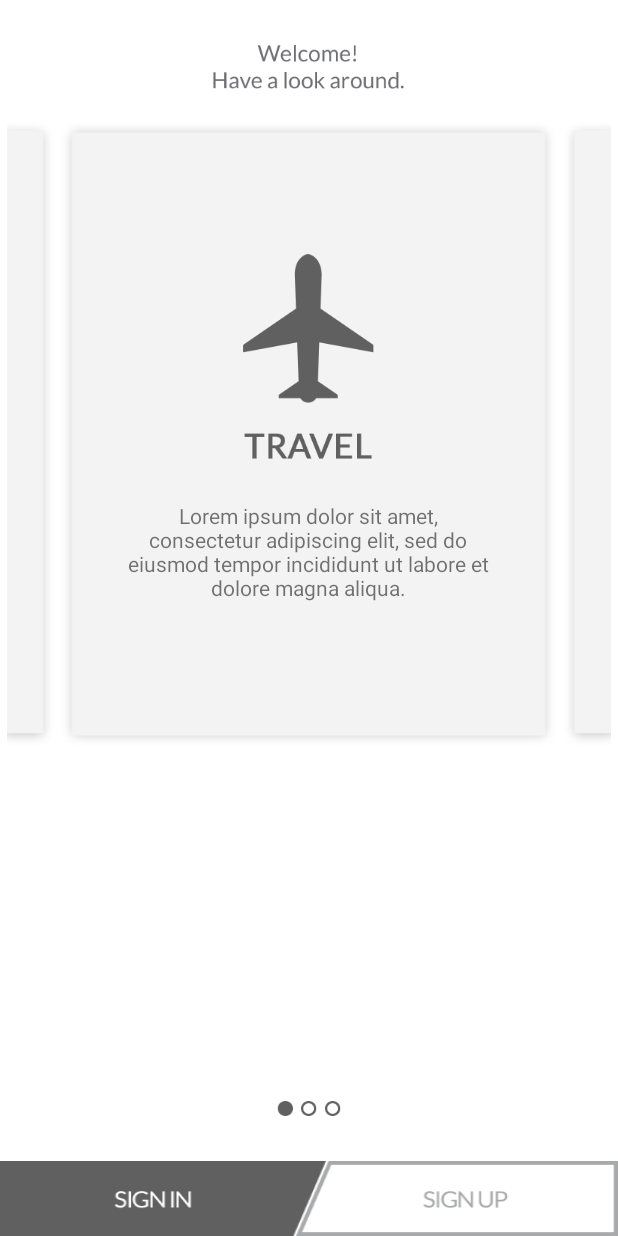
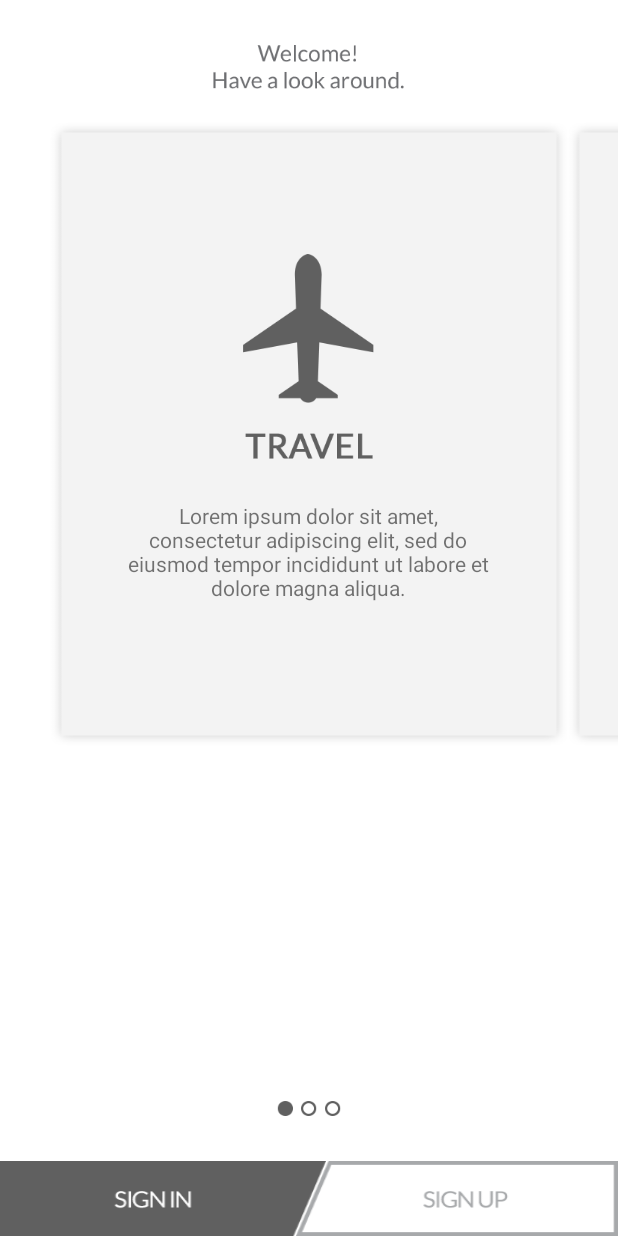
Before and after one commit to SAS88/Etiquette, an Android app: the screen it shows after launch (MainActivity), on a phone screen of 412 x 824 dp. Run offline under Robolectric (Android 15) with nearby library versions, the phone set to English and light mode, and no system bars; libraries missing offline, so code that uses them is left out: com.facebook, com.facebook.login.

Commit message:
Slider Updated

```diff
--- a/app/src/main/java/pk/edu/pucit/mian/loginapp/Introduction.java
+++ b/app/src/main/java/pk/edu/pucit/mian/loginapp/Introduction.java
@@ -55,6 +55,8 @@ public class Introduction extends android.support.v4.app.Fragment implements Vie
 
         IntroPagerAdapter defaultPagerAdapter = new IntroPagerAdapter(getChildFragmentManager());
         defaultViewpager.setAdapter(defaultPagerAdapter);
+        defaultViewpager.setClipToPadding(false);
+        defaultViewpager.setPadding(50, 0, 50, 0);
 
 
 
--- a/app/src/main/res/layout/fragment_intro_slider.xml
+++ b/app/src/main/res/layout/fragment_intro_slider.xml
@@ -9,18 +9,20 @@
     android:layout_width="fill_parent"
     xmlns:tools="http://schemas.android.com/tools" xmlns:android="http://schemas.android.com/apk/res/android">
 
+    <!--
     <ImageView
         android:layout_height="wrap_content"
         android:layout_width="0dp"
         android:layout_weight="1"
         android:src="@drawable/leftswipe"/>
+        -->
 
 
     <LinearLayout
         android:orientation="vertical"
         android:layout_height="wrap_content"
         android:layout_width="0dp"
-        android:layout_weight="8"
+        android:layout_weight="10"
         android:gravity="center|center_vertical"
         android:background="@drawable/centerarea">
 
@@ -46,10 +48,13 @@
 
 </LinearLayout>
 
+    <!--
     <ImageView
         android:layout_height="wrap_content"
         android:layout_width="0dp"
         android:layout_weight="1"
         android:src="@drawable/rightswipe"/>
 
+        -->
+
 </LinearLayout>
```
